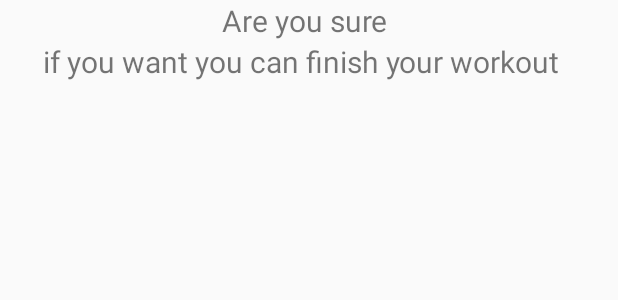
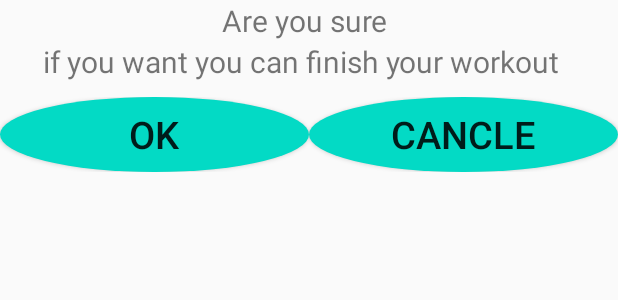
Before and after one commit to akshayyadav76/Workout_App, an Android app: the layout custom_alert_dialog.xml on its own in the app's theme, with its tools: preview values and no code run, on a phone screen of 412 x 824 dp. Shown: the top 300 px of the screen. Run offline under Robolectric (Android 15) with nearby library versions, the phone set to English and light mode, and no system bars.

Commit message:
added custom dialog

```diff
--- a/app/src/main/res/layout/custom_alert_dialog.xml
+++ b/app/src/main/res/layout/custom_alert_dialog.xml
@@ -20,6 +20,36 @@
         android:text="if you want you can finish your workout  "
         android:textSize="20sp"
         />
+    <LinearLayout
+        android:id="@+id/custom_alert_linerLayout"
+        android:layout_marginTop="10dp"
+        android:layout_height="wrap_content"
+        android:layout_width="match_parent"
+        android:orientation="horizontal"
+        android:layout_gravity="center"
 
 
+        >
+        <Button
+            android:id="@+id/ok"
+            android:layout_width="0dp"
+            android:layout_height="50dp"
+            android:layout_weight="1"
+            android:text="OK"
+            android:textSize="25sp"
+            android:background="@drawable/item_circular_accent_bg"
+            />
+
+        <Button
+            android:id="@+id/btncancle"
+            android:layout_width="0dp"
+            android:layout_height="50dp"
+            android:layout_weight="1"
+            android:text="cancle"
+            android:background="@drawable/item_circular_accent_bg"
+            android:textSize="25sp"
+            />
+
+    </LinearLayout>
+
 </LinearLayout>
```
Also changed, not shown: app/src/main/java/com/ak/workoutapp/ExerciseActivity.kt (+19 -1 lines).
